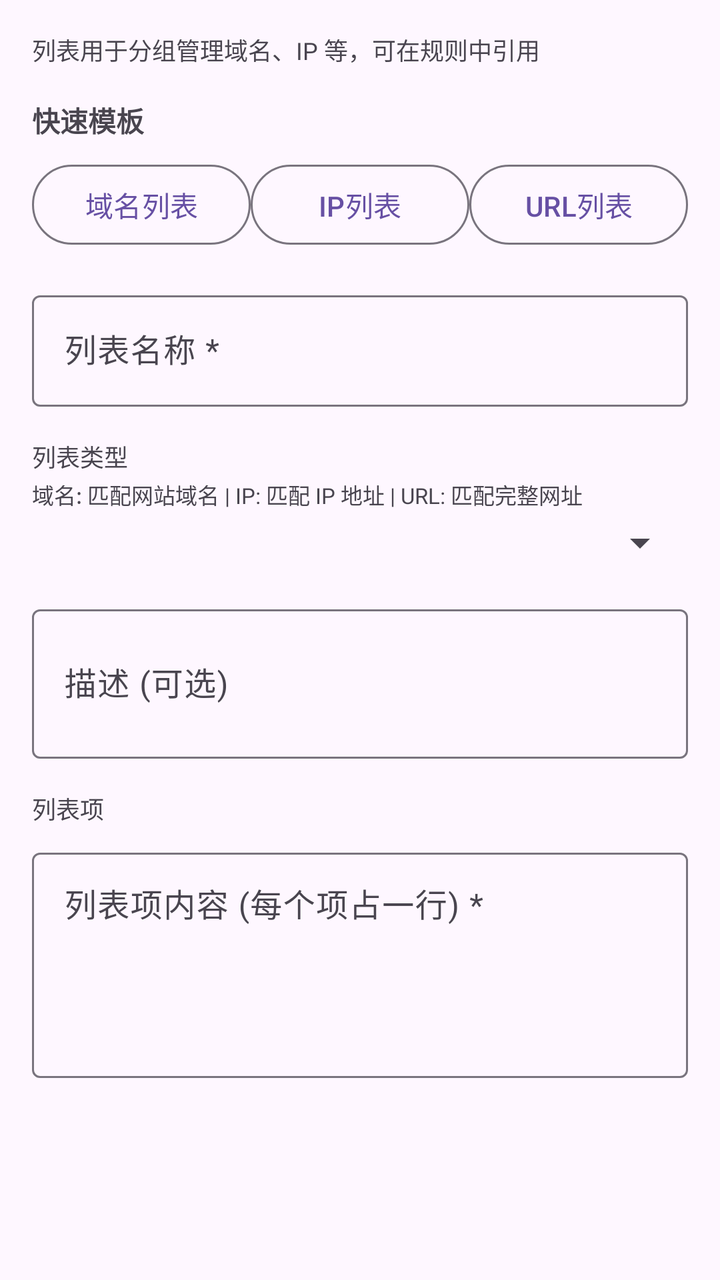
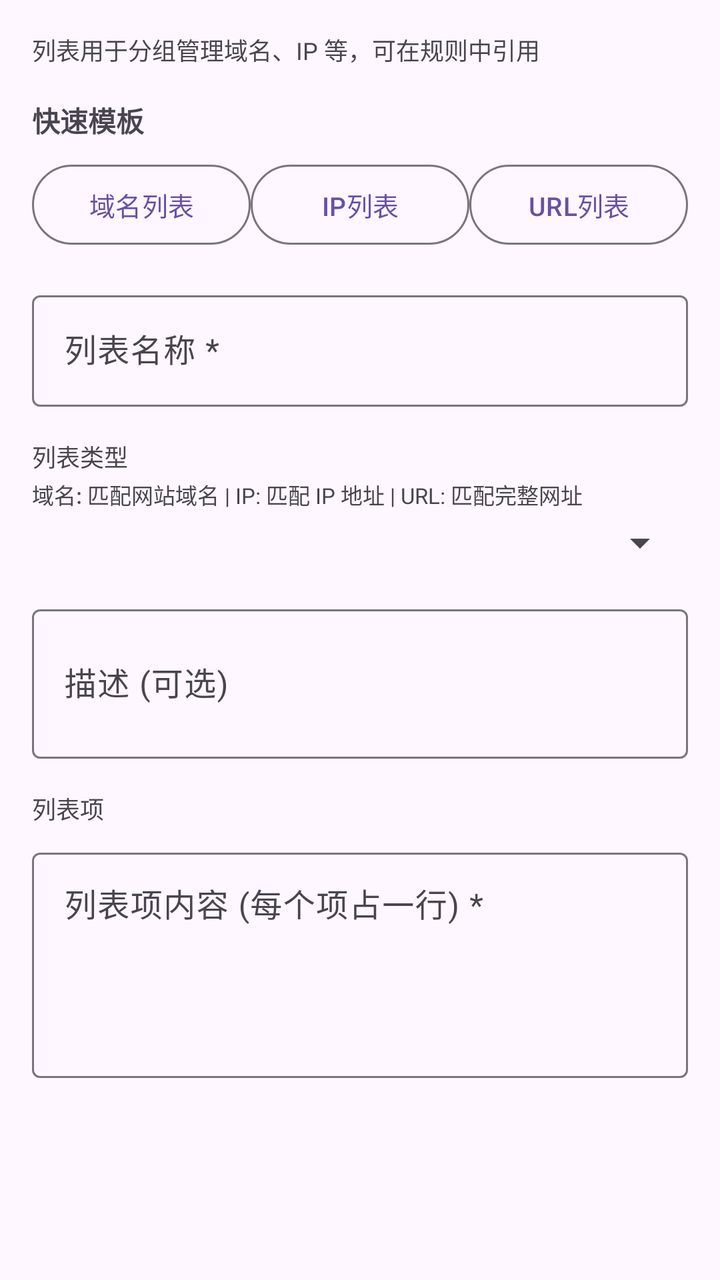

Before-and-after screenshots of an Android layout around one commit, followed by the original layout XML and the change that was made.
<!-- AndroidManifest.xml: application theme AppTheme -->
<!-- res/layout/dialog_create_gateway_list.xml -->
<?xml version="1.0" encoding="utf-8"?>
<ScrollView xmlns:android="http://schemas.android.com/apk/res/android"
    android:layout_width="match_parent"
    android:layout_height="wrap_content">

    <LinearLayout
        android:layout_width="match_parent"
        android:layout_height="wrap_content"
        android:orientation="vertical"
        android:padding="16dp">
        <TextView
            android:layout_width="wrap_content"
            android:layout_height="wrap_content"
            android:text="列表用于分组管理域名、IP 等，可在规则中引用"
            android:textSize="12sp"
            android:textColor="?android:attr/textColorSecondary" />

        
        <TextView
            android:layout_width="wrap_content"
            android:layout_height="wrap_content"
            android:layout_marginTop="16dp"
            android:text="快速模板"
            android:textSize="14sp"
            android:textStyle="bold" />

        <LinearLayout
            android:layout_width="match_parent"
            android:layout_height="wrap_content"
            android:layout_marginTop="8dp"
            android:orientation="horizontal"
            android:weightSum="3">

            <Button
                android:id="@+id/templateDomainBtn"
                style="?attr/materialButtonOutlinedStyle"
                android:layout_width="0dp"
                android:layout_height="wrap_content"
                android:layout_weight="1"
                android:text="域名列表" />

            <Button
                android:id="@+id/templateIpBtn"
                style="?attr/materialButtonOutlinedStyle"
                android:layout_width="0dp"
                android:layout_height="wrap_content"
                android:layout_weight="1"
                android:text="IP列表" />

            <Button
                android:id="@+id/templateUrlBtn"
                style="?attr/materialButtonOutlinedStyle"
                android:layout_width="0dp"
                android:layout_height="wrap_content"
                android:layout_weight="1"
                android:text="URL列表" />

        </LinearLayout>

        
        <com.google.android.material.textfield.TextInputLayout
            android:layout_width="match_parent"
            android:layout_height="wrap_content"
            android:layout_marginTop="16dp"
            android:hint="列表名称 *">

            <com.google.android.material.textfield.TextInputEditText
                android:id="@+id/listNameInput"
                android:layout_width="match_parent"
                android:layout_height="wrap_content"
                android:inputType="text" />

        </com.google.android.material.textfield.TextInputLayout>

        
        <TextView
            android:layout_width="wrap_content"
            android:layout_height="wrap_content"
            android:layout_marginTop="16dp"
            android:text="列表类型"
            android:textSize="12sp"
            android:textColor="?android:attr/textColorSecondary" />

        <TextView
            android:layout_width="wrap_content"
            android:layout_height="wrap_content"
            android:layout_marginTop="2dp"
            android:text="域名: 匹配网站域名 | IP: 匹配 IP 地址 | URL: 匹配完整网址"
            android:textSize="11sp"
            android:textColor="?android:attr/textColorSecondary" />

        <Spinner
            android:id="@+id/listTypeSpinner"
            android:layout_width="match_parent"
            android:layout_height="wrap_content"
            android:layout_marginTop="4dp" />

        
        <com.google.android.material.textfield.TextInputLayout
            android:layout_width="match_parent"
            android:layout_height="wrap_content"
            android:layout_marginTop="16dp"
            android:hint="描述 (可选)">

            <com.google.android.material.textfield.TextInputEditText
                android:id="@+id/descriptionInput"
                android:layout_width="match_parent"
                android:layout_height="wrap_content"
                android:inputType="textMultiLine"
                android:lines="2" />

        </com.google.android.material.textfield.TextInputLayout>

        
        <TextView
            android:layout_width="wrap_content"
            android:layout_height="wrap_content"
            android:layout_marginTop="16dp"
            android:text="列表项"
            android:textSize="12sp"
            android:textColor="?android:attr/textColorSecondary" />

        <com.google.android.material.textfield.TextInputLayout
            android:layout_width="match_parent"
            android:layout_height="wrap_content"
            android:layout_marginTop="8dp"
            android:hint="列表项内容 (每个项占一行) *">

            <com.google.android.material.textfield.TextInputEditText
                android:id="@+id/itemsInput"
                android:layout_width="match_parent"
                android:layout_height="wrap_content"
                android:inputType="textMultiLine"
                android:minLines="4"
                android:gravity="top|start" />

        </com.google.android.material.textfield.TextInputLayout>

    </LinearLayout>

</ScrollView>
<!-- resources referenced by this layout -->
<resources>
  <style name="AppTheme" parent="Base.AppTheme" />
  <style name="Base.AppTheme" parent="Theme.Material3.DayNight.NoActionBar">
      
      
    </style>
</resources>

<!-- the commit's change to res/layout/dialog_create_gateway_list.xml (unified diff, before → after) -->
@@ -11,7 +11,7 @@
         <TextView
             android:layout_width="wrap_content"
             android:layout_height="wrap_content"
-            android:text="列表用于分组管理域名、IP 等，可在规则中引用"
+            android:text="@string/gateway_list_description"
             android:textSize="12sp"
             android:textColor="?android:attr/textColorSecondary" />
 
@@ -20,7 +20,7 @@
             android:layout_width="wrap_content"
             android:layout_height="wrap_content"
             android:layout_marginTop="16dp"
-            android:text="快速模板"
+            android:text="@string/gateway_quick_templates"
             android:textSize="14sp"
             android:textStyle="bold" />
 
@@ -37,7 +37,7 @@
                 android:layout_width="0dp"
                 android:layout_height="wrap_content"
                 android:layout_weight="1"
-                android:text="域名列表" />
+                android:text="@string/gateway_domain_list" />
 
             <Button
                 android:id="@+id/templateIpBtn"
@@ -45,7 +45,7 @@
                 android:layout_width="0dp"
                 android:layout_height="wrap_content"
                 android:layout_weight="1"
-                android:text="IP列表" />
+                android:text="@string/gateway_ip_list" />
 
             <Button
                 android:id="@+id/templateUrlBtn"
@@ -53,7 +53,7 @@
                 android:layout_width="0dp"
                 android:layout_height="wrap_content"
                 android:layout_weight="1"
-                android:text="URL列表" />
+                android:text="@string/gateway_url_list" />
 
         </LinearLayout>
 
@@ -62,7 +62,7 @@
             android:layout_width="match_parent"
             android:layout_height="wrap_content"
             android:layout_marginTop="16dp"
-            android:hint="列表名称 *">
+            android:hint="@string/gateway_list_name_required">
 
             <com.google.android.material.textfield.TextInputEditText
                 android:id="@+id/listNameInput"
@@ -77,7 +77,7 @@
             android:layout_width="wrap_content"
             android:layout_height="wrap_content"
             android:layout_marginTop="16dp"
-            android:text="列表类型"
+            android:text="@string/gateway_list_type"
             android:textSize="12sp"
             android:textColor="?android:attr/textColorSecondary" />
 
@@ -85,7 +85,7 @@
             android:layout_width="wrap_content"
             android:layout_height="wrap_content"
             android:layout_marginTop="2dp"
-            android:text="域名: 匹配网站域名 | IP: 匹配 IP 地址 | URL: 匹配完整网址"
+            android:text="@string/gateway_list_type_desc"
             android:textSize="11sp"
             android:textColor="?android:attr/textColorSecondary" />
 
@@ -100,7 +100,7 @@
             android:layout_width="match_parent"
             android:layout_height="wrap_content"
             android:layout_marginTop="16dp"
-            android:hint="描述 (可选)">
+            android:hint="@string/gateway_list_desc_optional">
 
             <com.google.android.material.textfield.TextInputEditText
                 android:id="@+id/descriptionInput"
@@ -116,7 +116,7 @@
             android:layout_width="wrap_content"
             android:layout_height="wrap_content"
             android:layout_marginTop="16dp"
-            android:text="列表项"
+            android:text="@string/gateway_list_items"
             android:textSize="12sp"
             android:textColor="?android:attr/textColorSecondary" />
 
@@ -124,7 +124,7 @@
             android:layout_width="match_parent"
             android:layout_height="wrap_content"
             android:layout_marginTop="8dp"
-            android:hint="列表项内容 (每个项占一行) *">
+            android:hint="@string/gateway_list_items_hint">
 
             <com.google.android.material.textfield.TextInputEditText
                 android:id="@+id/itemsInput"
<!-- resource entries referenced after the edit -->
@@ -1,9 +1,63 @@
 <!-- resources referenced by this layout -->
 <resources>
+  <string name="gateway_domain_list">域名列表</string>
+  <string name="gateway_ip_list">IP列表</string>
+  <string name="gateway_list_desc_optional">描述 (可选)</string>
+  <string name="gateway_list_description">列表用于分组管理域名、IP 等，可在规则中引用</string>
+  <string name="gateway_list_items">列表项</string>
+  <string name="gateway_list_items_hint">列表项内容 (每个项占一行) *</string>
+  <string name="gateway_list_name_required">列表名称 *</string>
+  <string name="gateway_list_type">列表类型</string>
+  <string name="gateway_list_type_desc">域名: 匹配网站域名 | IP: 匹配 IP 地址 | URL: 匹配完整网址</string>
+  <string name="gateway_quick_templates">快速模板</string>
+  <string name="gateway_url_list">URL列表</string>
   <style name="AppTheme" parent="Base.AppTheme" />
   <style name="Base.AppTheme" parent="Theme.Material3.DayNight.NoActionBar">
       
       
+  
+      
+      <item name="android:textViewStyle">@style/AppTextView</item>
+      <item name="android:buttonStyle">@style/AppButton</item>
+      <item name="materialButtonStyle">@style/AppMaterialButton</item>
+      <item name="chipStyle">@style/AppChip</item>
     </style>
+  <style name="AppTextView" parent="@android:style/Widget.DeviceDefault.TextView">
+      <item name="android:breakStrategy">simple</item>
+      <item name="android:hyphenationFrequency">full</item>
+      <item name="android:ellipsize">end</item>
+      <item name="android:justificationMode">inter_word</item>
+      <item name="android:textIsSelectable">false</item>
+    </style>
+  <style name="AppButton" parent="Widget.Material3.Button">
+      <item name="android:minHeight">@dimen/app_button_min_height</item>
+      <item name="android:minWidth">@dimen/app_button_min_width</item>
+      <item name="android:maxLines">2</item>
+      <item name="android:ellipsize">end</item>
+      <item name="android:paddingStart">@dimen/app_button_padding_h</item>
+      <item name="android:paddingEnd">@dimen/app_button_padding_h</item>
+      <item name="android:breakStrategy">simple</item>
+      <item name="android:hyphenationFrequency">full</item>
+      <item name="android:textSize">@dimen/app_button_text_size</item>
+    </style>
+  <style name="AppMaterialButton" parent="Widget.Material3.Button">
+      <item name="android:minHeight">@dimen/app_button_min_height</item>
+      <item name="android:minWidth">@dimen/app_button_min_width</item>
+      <item name="android:maxLines">2</item>
+      <item name="android:ellipsize">end</item>
+      <item name="android:paddingStart">@dimen/app_button_padding_h</item>
+      <item name="android:paddingEnd">@dimen/app_button_padding_h</item>
+      <item name="android:breakStrategy">simple</item>
+      <item name="android:hyphenationFrequency">full</item>
+      <item name="android:textAllCaps">false</item>
+      <item name="android:textSize">@dimen/app_button_text_size</item>
+    </style>
+  <style name="AppChip" parent="Widget.Material3.Chip.Assist">
+      <item name="android:textIsSelectable">false</item>
+    </style>
+  <dimen name="app_button_min_height">48dp</dimen>
+  <dimen name="app_button_min_width">112dp</dimen>
+  <dimen name="app_button_padding_h">10dp</dimen>
+  <dimen name="app_button_text_size">13sp</dimen>
 </resources>
 
